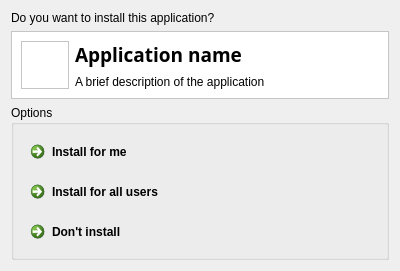
batis-installer/batis, file gui/install_prompt.ui: the form before one commit.
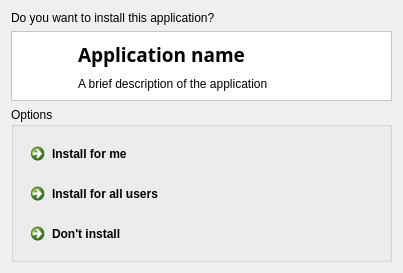
The form after the commit. Icons and pictures are not drawn.

Commit message: Unpack application and prompt for installation.

What changed in the file:
```diff
--- a/gui/install_prompt.ui
+++ b/gui/install_prompt.ui
@@ -6,7 +6,7 @@
    <rect>
     <x>0</x>
     <y>0</y>
-    <width>400</width>
+    <width>403</width>
     <height>266</height>
    </rect>
   </property>
@@ -33,16 +33,19 @@
       <enum>QFrame::Raised</enum>
      </property>
      <layout class="QHBoxLayout" name="horizontalLayout">
+      <property name="spacing">
+       <number>9</number>
+      </property>
       <item>
-       <widget class="QGraphicsView" name="app_logo">
+       <widget class="QLabel" name="app_icon">
         <property name="maximumSize">
          <size>
           <width>48</width>
           <height>48</height>
          </size>
         </property>
-        <property name="interactive">
-         <bool>false</bool>
+        <property name="scaledContents">
+         <bool>true</bool>
         </property>
        </widget>
       </item>
```
Left out of the diff: 5 changed lines with no effect on the pictures. The commit also changes 3 other files.
